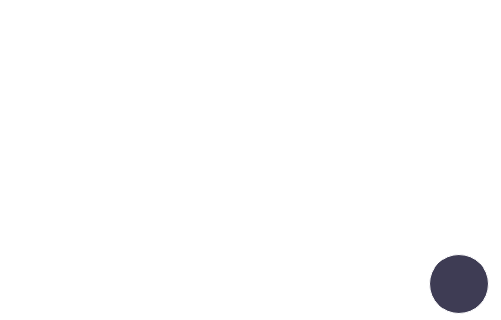
The window that ava_desktop_ui/form.ui (ompatel11/ava-desktop) describes before a commit, drawn with Qt 5; both pictures show x 0 to 501 and y 374 to 694 of the 501 by 694 pixel window.
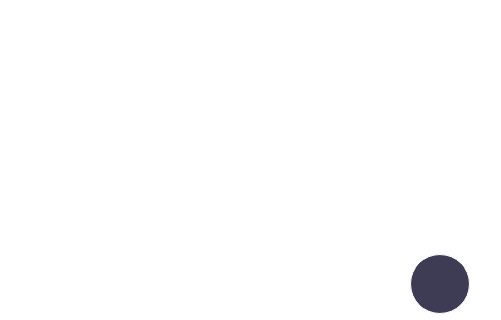
The same window after the commit. Icons and pictures are not drawn.

```diff
--- a/ava_desktop_ui/form.ui
+++ b/ava_desktop_ui/form.ui
@@ -1190,7 +1190,7 @@
       <rect>
        <x>10</x>
        <y>10</y>
-       <width>480</width>
+       <width>491</width>
        <height>641</height>
       </rect>
      </property>
@@ -1247,7 +1247,7 @@
     <widget class="QPushButton" name="btnCreateTask">
      <property name="geometry">
       <rect>
-       <x>429</x>
+       <x>410</x>
        <y>599</y>
        <width>60</width>
        <height>60</height>
```
Left out of the diff: 4 changed lines with no effect on the pictures.
